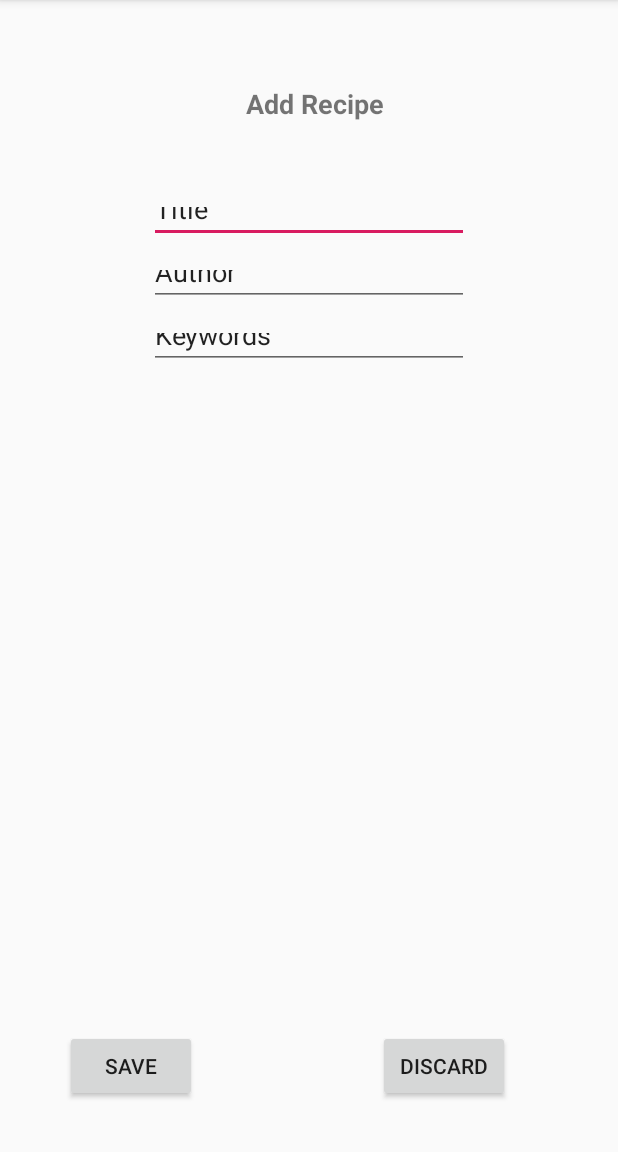
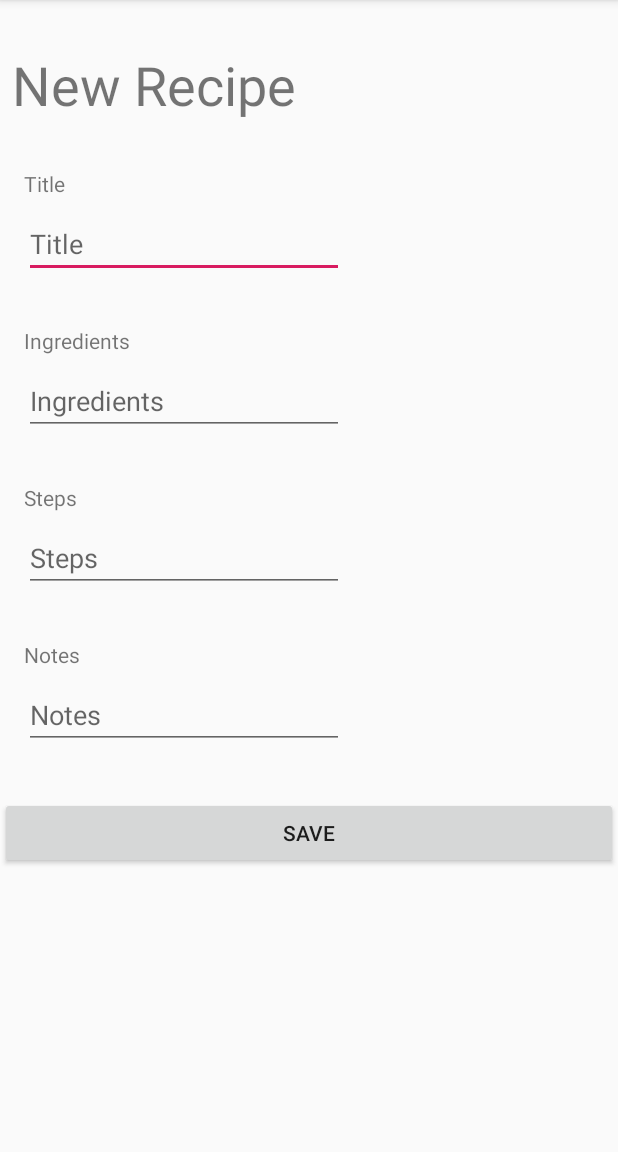
Before and after one commit to rubberband75/Recivoir, an Android app: the AddRecipeActivity screen opened directly, with no data from a screen before it, after a tap on "SAVE", on a phone screen of 412 x 824 dp, the part 84-1236 px from its top. Run offline under Robolectric (Android 15) with nearby library versions, the phone set to English and light mode, and no system bars; our stand-ins replace Firebase (no records; nobody signed in at launch, a user with empty details on screens opened directly).

Commit message:
create New Recipe screen

```diff
--- a/app/src/main/java/com/rubberband75/recivoir/AddRecipeActivity.java
+++ b/app/src/main/java/com/rubberband75/recivoir/AddRecipeActivity.java
@@ -32,7 +32,7 @@ public class AddRecipeActivity extends AppCompatActivity {
     @Override
     protected void onCreate(Bundle savedInstanceState) {
         super.onCreate(savedInstanceState);
-        setContentView(R.layout.add_recipe);
+        setContentView(R.layout.activity_new_recipe);
     }
 
     public void saveRecipe(View view) {
@@ -42,45 +42,45 @@ public class AddRecipeActivity extends AppCompatActivity {
 
           /* This works, it just needs to be adapted to the right inputs */
 
-//        EditText titleInput = (EditText) findViewById(R.id.new_title_input);
-//        EditText ingredientsInput = (EditText) findViewById(R.id.new_ingredients_input);
-//        EditText stepsInput = (EditText) findViewById(R.id.new_steps_input);
-//        EditText notesInput = (EditText) findViewById(R.id.new_notes_input);
-//
-//        String titleText = titleInput.getText().toString();
-//        String ingredientsText = ingredientsInput.getText().toString();
-//        String stepsText = stepsInput.getText().toString();
-//        String notesText = notesInput.getText().toString();
-//
-//        if(titleText.isEmpty() || ingredientsText.isEmpty() || stepsText.isEmpty()) {
-//            Toast.makeText(this, "Missing Info", Toast.LENGTH_SHORT).show();
-//            return;
-//        }
-//
-//        Map<String, Object> recipe = new HashMap<>();
-//        recipe.put(TITLE_KEY, titleText);
-//        recipe.put(INGREDIENTS_KEY, ingredientsText);
-//        recipe.put(STEPS_KEY, stepsText);
-//        recipe.put(NOTES_KEY, notesText);
-//
-//
-//        Toast.makeText(this, "Saving Recipe", Toast.LENGTH_SHORT).show();
-//
-//        db.collection(FIRESTORE_COLLECTION)
-//                .add(recipe)
-//                .addOnSuccessListener(new OnSuccessListener<DocumentReference>() {
-//                    @Override
-//                    public void onSuccess(DocumentReference documentReference) {
-//                        Log.d(TAG, "DocumentSnapshot added with ID: " + documentReference.getId());
-//                        finish();
-//                    }
-//                })
-//                .addOnFailureListener(new OnFailureListener() {
-//                    @Override
-//                    public void onFailure(@NonNull Exception e) {
-//                        Log.w(TAG, "Error adding document", e);
-//                    }
-//                });
+        EditText titleInput = (EditText) findViewById(R.id.new_title_input);
+        EditText ingredientsInput = (EditText) findViewById(R.id.new_ingredients_input);
+        EditText stepsInput = (EditText) findViewById(R.id.new_steps_input);
+        EditText notesInput = (EditText) findViewById(R.id.new_notes_input);
+
+        String titleText = titleInput.getText().toString();
+        String ingredientsText = ingredientsInput.getText().toString();
+        String stepsText = stepsInput.getText().toString();
+        String notesText = notesInput.getText().toString();
+
+        if(titleText.isEmpty() || ingredientsText.isEmpty() || stepsText.isEmpty()) {
+            Toast.makeText(this, "Missing Info", Toast.LENGTH_SHORT).show();
+            return;
+        }
+
+        Map<String, Object> recipe = new HashMap<>();
+        recipe.put(TITLE_KEY, titleText);
+        recipe.put(INGREDIENTS_KEY, ingredientsText);
+        recipe.put(STEPS_KEY, stepsText);
+        recipe.put(NOTES_KEY, notesText);
+
+
+        Toast.makeText(this, "Saving Recipe", Toast.LENGTH_SHORT).show();
+
+        db.collection(FIRESTORE_COLLECTION)
+                .add(recipe)
+                .addOnSuccessListener(new OnSuccessListener<DocumentReference>() {
+                    @Override
+                    public void onSuccess(DocumentReference documentReference) {
+                        Log.d(TAG, "DocumentSnapshot added with ID: " + documentReference.getId());
+                        finish();
+                    }
+                })
+                .addOnFailureListener(new OnFailureListener() {
+                    @Override
+                    public void onFailure(@NonNull Exception e) {
+                        Log.w(TAG, "Error adding document", e);
+                    }
+                });
     }
 
     public void discardRecipe(View view) {
--- /dev/null
+++ b/app/src/main/res/layout/activity_new_recipe.xml
@@ -0,0 +1,141 @@
+<?xml version="1.0" encoding="utf-8"?>
+<android.support.constraint.ConstraintLayout xmlns:android="http://schemas.android.com/apk/res/android"
+    xmlns:app="http://schemas.android.com/apk/res-auto"
+    xmlns:tools="http://schemas.android.com/tools"
+    android:layout_width="match_parent"
+    android:layout_height="match_parent"
+    app:layout_behavior="@string/appbar_scrolling_view_behavior"
+    tools:context=".AddRecipeActivity">
+
+    <ScrollView
+        android:layout_width="0dp"
+        android:layout_height="0dp"
+        app:layout_constraintBottom_toBottomOf="parent"
+        app:layout_constraintEnd_toEndOf="parent"
+        app:layout_constraintStart_toStartOf="parent"
+        app:layout_constraintTop_toTopOf="parent">
+
+        <LinearLayout
+            android:layout_width="match_parent"
+            android:layout_height="wrap_content"
+            android:orientation="vertical">
+
+
+            <TextView
+                android:id="@+id/new_recipe_header"
+                android:layout_width="wrap_content"
+                android:layout_height="wrap_content"
+                android:layout_marginStart="8dp"
+                android:layout_marginTop="32dp"
+                android:layout_marginEnd="8dp"
+                android:text="New Recipe"
+                android:textSize="36sp"
+                app:layout_constraintEnd_toEndOf="parent"
+                app:layout_constraintStart_toStartOf="parent"
+                app:layout_constraintTop_toTopOf="parent"
+                tools:text="New Recipe" />
+
+
+            <TextView
+                android:id="@+id/new_title_label"
+                android:layout_width="wrap_content"
+                android:layout_height="wrap_content"
+                android:layout_marginStart="16dp"
+                android:layout_marginTop="32dp"
+                android:text="Title"
+                app:layout_constraintStart_toStartOf="parent"
+                app:layout_constraintTop_toBottomOf="@+id/new_recipe_header" />
+
+            <EditText
+                android:id="@+id/new_title_input"
+                android:layout_width="wrap_content"
+                android:layout_height="wrap_content"
+                android:layout_marginStart="16dp"
+                android:layout_marginTop="8dp"
+                android:ems="10"
+                android:hint="Title"
+                android:inputType="textCapSentences"
+                app:layout_constraintStart_toStartOf="parent"
+                app:layout_constraintTop_toBottomOf="@+id/new_title_label" />
+
+            <TextView
+                android:id="@+id/new_ingredients_label"
+                android:layout_width="wrap_content"
+                android:layout_height="wrap_content"
+                android:layout_marginStart="16dp"
+                android:layout_marginTop="32dp"
+                android:text="Ingredients"
+                app:layout_constraintStart_toStartOf="parent"
+                app:layout_constraintTop_toBottomOf="@+id/new_title_input" />
+
+            <EditText
+                android:id="@+id/new_ingredients_input"
+                android:layout_width="wrap_content"
+                android:layout_height="wrap_content"
+                android:layout_marginStart="16dp"
+                android:layout_marginTop="8dp"
+                android:ems="10"
+                android:hint="Ingredients"
+                android:inputType="textMultiLine"
+                app:layout_constraintStart_toStartOf="parent"
+                app:layout_constraintTop_toBottomOf="@+id/new_ingredients_label" />
+
+            <TextView
+                android:id="@+id/new_steps_label"
+                android:layout_width="wrap_content"
+                android:layout_height="wrap_content"
+                android:layout_marginStart="16dp"
+                android:layout_marginTop="32dp"
+                android:text="Steps"
+                app:layout_constraintStart_toStartOf="parent"
+                app:layout_constraintTop_toBottomOf="@+id/new_ingredients_input" />
+
+            <EditText
+                android:id="@+id/new_steps_input"
+                android:layout_width="wrap_content"
+                android:layout_height="wrap_content"
+                android:layout_marginStart="16dp"
+                android:layout_marginTop="8dp"
+                android:ems="10"
+                android:hint="Steps"
+                android:inputType="textMultiLine"
+                app:layout_constraintStart_toStartOf="parent"
+                app:layout_constraintTop_toBottomOf="@+id/new_steps_label" />
+
+            <TextView
+                android:id="@+id/new_notes_label"
+                android:layout_width="wrap_content"
+                android:layout_height="wrap_content"
+                android:layout_marginStart="16dp"
+                android:layout_marginTop="32dp"
+                android:text="Notes"
+                app:layout_constraintStart_toStartOf="parent"
+                app:layout_constraintTop_toBottomOf="@+id/new_steps_input" />
+
+            <EditText
+                android:id="@+id/new_notes_input"
+                android:layout_width="wrap_content"
+                android:layout_height="wrap_content"
+                android:layout_marginStart="16dp"
+                android:layout_marginTop="8dp"
+                android:ems="10"
+                android:hint="Notes"
+                android:inputType="textMultiLine"
+                app:layout_constraintStart_toStartOf="parent"
+                app:layout_constraintTop_toBottomOf="@+id/new_notes_label" />
+
+            <Button
+                android:id="@+id/new_recipe_save_button"
+                android:layout_width="match_parent"
+                android:layout_height="wrap_content"
+                android:layout_marginTop="32dp"
+                android:layout_marginBottom="32dp"
+                android:onClick="saveRecipe"
+                android:text="Save"
+                app:layout_constraintTop_toBottomOf="@+id/new_notes_input" />
+
+
+        </LinearLayout>
+    </ScrollView>
+
+</android.support.constraint.ConstraintLayout>
```
